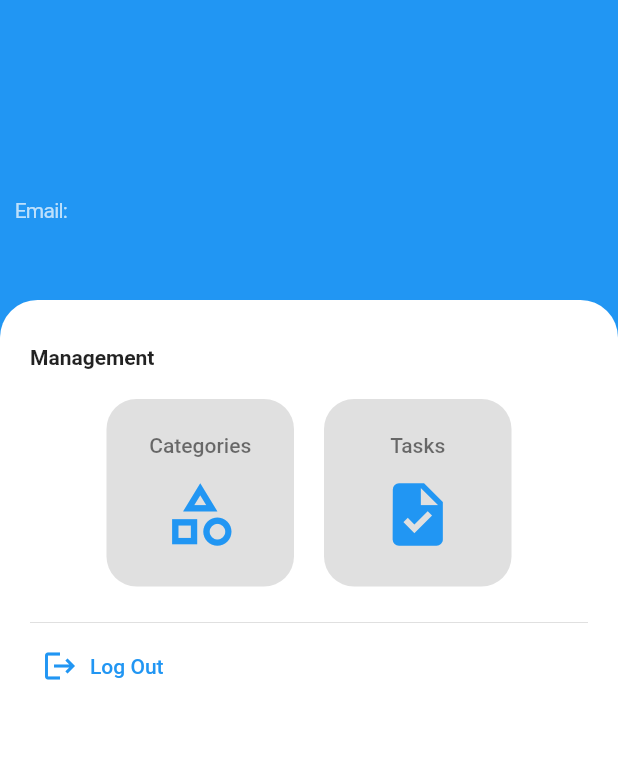
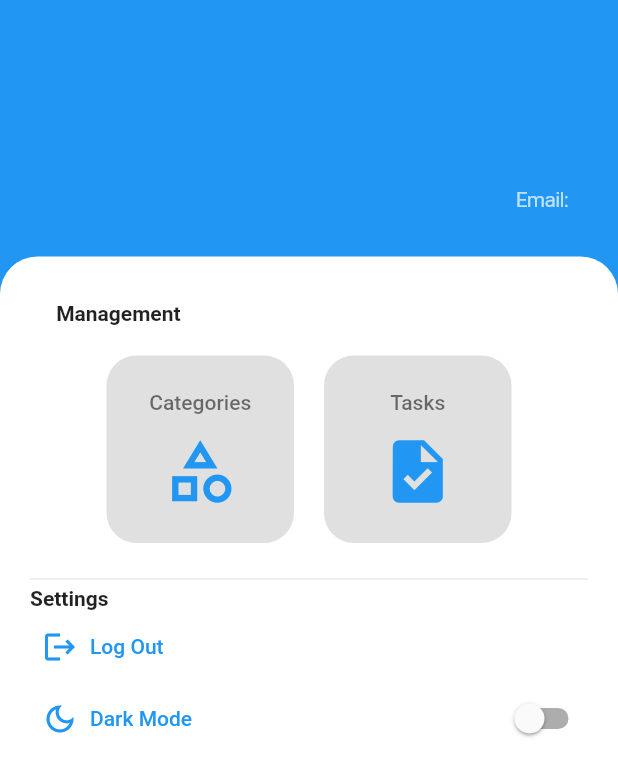
Before and after one commit to tuuhin/e-note, a Flutter app: the SettingPage screen opened directly, on a phone screen of 412 x 824 dp. Shown: the top 776 px of the screen. Run offline on Flutter 3.47's test engine with Material 2 defaults, Android fonts, the phone set to English and light mode, and no system bars; our stand-ins replace card_swiper, cloud_firestore, firebase_auth, firebase_core, flutter_spinkit, flutter_svg; missing offline and left inert: flutter_material_color_picker; accounts and stored records are empty.

Commit message:
done but it's shallow

```diff
--- a/lib/home/settingspage.dart
+++ b/lib/home/settingspage.dart
@@ -22,6 +22,8 @@ class _SettingPageState extends State<SettingPage> {
 
   String email = '';
 
+  bool _modeDark = false;
+
   @override
   Widget build(BuildContext context) {
     var _value = Provider.of<LoggedUser?>(context)!.userdata;
@@ -34,24 +36,17 @@ class _SettingPageState extends State<SettingPage> {
     return Scaffold(
       backgroundColor: Colors.blue,
       body: Column(
+        crossAxisAlignment: CrossAxisAlignment.end,
         children: [
+          SizedBox(height: 80),
           Container(
-            height: 200,
-            width: MediaQuery.of(context).size.width,
+            // color: Colors.purple,
+            // width: 300,
             child: Padding(
-              padding: EdgeInsets.symmetric(vertical: 20, horizontal: 10),
+              padding: EdgeInsets.symmetric(vertical: 20, horizontal: 30),
               child: Column(
-                crossAxisAlignment: CrossAxisAlignment.start,
-                mainAxisAlignment: MainAxisAlignment.spaceEvenly,
-                children: [
-                  Text('  ',
-                      style: TextStyle(
-                          color: SettingPage._white,
-                          fontSize: 20,
-                          fontWeight: FontWeight.w700,
-                          letterSpacing: 1.1)),
-                  Column(
-                    crossAxisAlignment: CrossAxisAlignment.start,
+                crossAxisAlignment: CrossAxisAlignment.end,
+                // mainAxisAlignment: MainAxisAlignment.spaceEvenly,
                 children: [
                   Text(name,
                       style: TextStyle(
@@ -67,10 +62,9 @@ class _SettingPageState extends State<SettingPage> {
                           letterSpacing: -0.5)),
                 ],
               ),
-                ],
             ),
           ),
-          ),
+          SizedBox(height: 10),
           Expanded(
             child: Container(
               width: MediaQuery.of(context).size.width,
@@ -93,7 +87,7 @@ class _SettingPageState extends State<SettingPage> {
                         crossAxisAlignment: CrossAxisAlignment.start,
                         children: [
                           SizedBox(height: 20),
-                          Text('Management',
+                          Text('     Management',
                               style: TextStyle(fontWeight: FontWeight.bold)),
                           SizedBox(height: 20),
                           Container(
@@ -113,13 +107,36 @@ class _SettingPageState extends State<SettingPage> {
                     ),
                     Divider(height: 10),
                     Column(
+                      crossAxisAlignment: CrossAxisAlignment.start,
                       children: [
+                        Text('Settings',
+                            style: TextStyle(fontWeight: FontWeight.bold)),
                         TextButton.icon(
                           icon: Icon(Icons.logout),
                           label: Text('Log Out'),
                           onPressed: () async {
                             await _auth.signOut();
                           },
+                        ),
+                        Row(
+                          mainAxisAlignment: MainAxisAlignment.spaceBetween,
+                          children: [
+                            TextButton.icon(
+                              icon: Icon(Icons.dark_mode_outlined),
+                              label: Text('Dark Mode'),
+                              onPressed: () {},
+                            ),
+                            Switch.adaptive(
+                              activeColor: Colors.blue[900],
+                              value: _modeDark,
+                              onChanged: (bool? a) {
+                                setState(() {
+                                  _modeDark = !_modeDark;
+                                });
+                                print(Theme.of(context).brightness);
+                              },
+                            ),
+                          ],
                         ),
                       ],
                     ),
```
Lines whose indentation alone changed are shown as unchanged.
